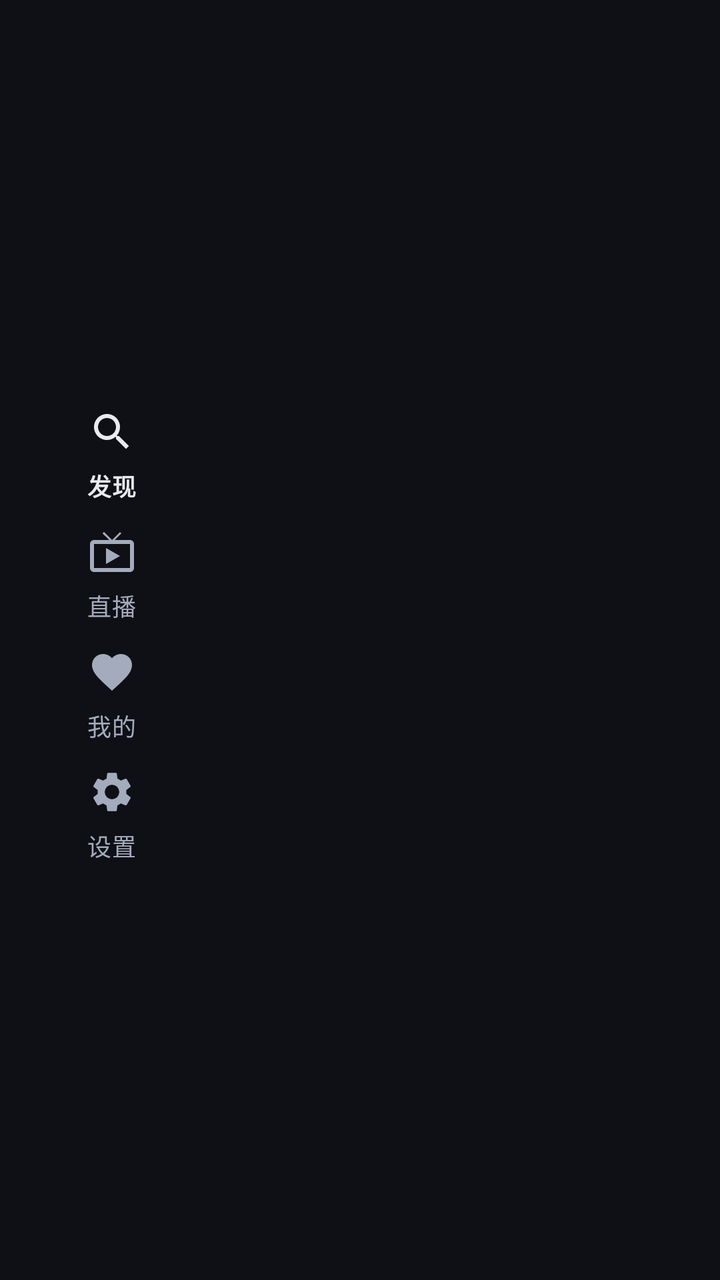
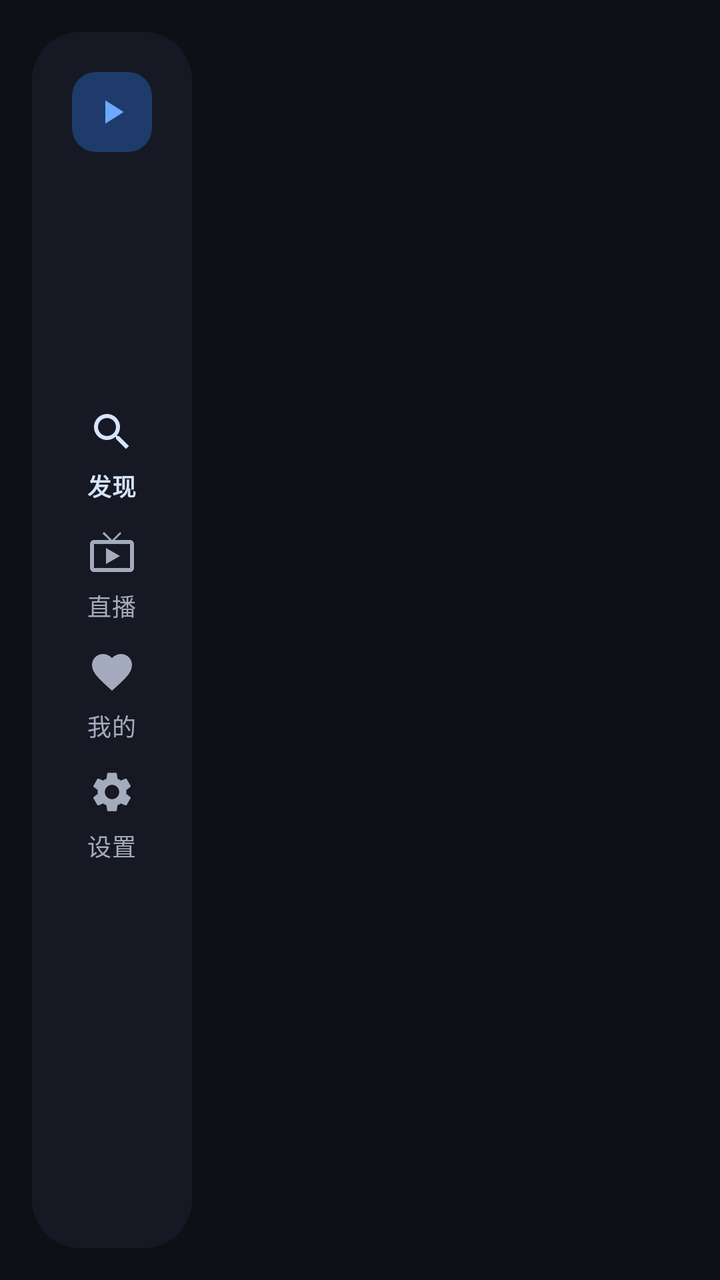

Compare the two renders of this Android layout. The source of the first and the diff that turns it into the second are given below.
<!-- AndroidManifest.xml: application theme Theme.TvPlayer -->
<!-- res/layout/activity_main_tv.xml -->
<?xml version="1.0" encoding="utf-8"?>
<LinearLayout xmlns:android="http://schemas.android.com/apk/res/android"
    xmlns:app="http://schemas.android.com/apk/res-auto"
    android:layout_width="match_parent"
    android:layout_height="match_parent"
    android:background="@color/bg"
    android:orientation="horizontal"
    android:paddingStart="16dp"
    android:paddingTop="16dp"
    android:paddingEnd="24dp"
    android:paddingBottom="16dp">

    <com.google.android.material.navigationrail.NavigationRailView
        android:id="@+id/nav"
        android:layout_width="wrap_content"
        android:layout_height="match_parent"
        android:background="@color/bg"
        app:labelVisibilityMode="labeled"
        app:menu="@menu/menu_nav"
        app:menuGravity="center" />

    <androidx.fragment.app.FragmentContainerView
        android:id="@+id/container"
        android:layout_width="0dp"
        android:layout_height="match_parent"
        android:layout_marginStart="12dp"
        android:layout_weight="1" />

</LinearLayout>
<!-- resources referenced by this layout -->
<resources>
  <color name="bg">#0E1015</color>
  <style name="Theme.TvPlayer" parent="Theme.Material3.Dark.NoActionBar">
          <item name="colorPrimary">@color/accent</item>
          <item name="colorOnPrimary">#00224D</item>
          <item name="colorPrimaryContainer">@color/accent_container</item>
          <item name="colorOnPrimaryContainer">#D6E4FF</item>
          <item name="colorSecondary">#AFC3EA</item>
          <item name="colorSecondaryContainer">@color/surface_high</item>
          <item name="colorOnSecondaryContainer">@color/on_surface</item>
          <item name="colorSurface">@color/surface</item>
          <item name="colorOnSurface">@color/on_surface</item>
          <item name="colorSurfaceVariant">@color/surface_variant</item>
          <item name="colorOnSurfaceVariant">@color/on_surface_variant</item>
          <item name="colorOutline">@color/outline</item>
          <item name="colorOutlineVariant">@color/outline</item>
          <item name="android:colorBackground">@color/bg</item>
          <item name="android:windowBackground">@color/bg</item>
          <item name="android:statusBarColor">@android:color/transparent</item>
          <item name="android:navigationBarColor">@color/surface</item>
          <item name="android:windowLightStatusBar">false</item>
          <item name="bottomNavigationStyle">@style/Widget.TvPlayer.Nav</item>
          <item name="chipStyle">@style/Widget.TvPlayer.Chip</item>
      </style>
  <color name="accent">#6EA8FF</color>
  <color name="accent_container">#1E3B6B</color>
  <color name="surface_high">#1F2330</color>
  <color name="on_surface">#E8EAF0</color>
  <color name="surface">#161923</color>
  <color name="surface_variant">#232837</color>
  <color name="on_surface_variant">#A4ABBD</color>
  <color name="outline">#363C50</color>
  <!-- unchanged entries left out for length: 3 -->
</resources>

<!-- the commit's change to res/layout/activity_main_tv.xml (unified diff, before → after) -->
@@ -14,7 +14,8 @@
         android:id="@+id/nav"
         android:layout_width="wrap_content"
         android:layout_height="match_parent"
-        android:background="@color/bg"
+        android:background="@drawable/bg_nav_panel"
+        app:headerLayout="@layout/nav_header"
         app:labelVisibilityMode="labeled"
         app:menu="@menu/menu_nav"
         app:menuGravity="center" />
@@ -27,3 +28,23 @@
         android:layout_weight="1" />
 
 </LinearLayout>
+<!-- res/layout/nav_header.xml (included above) -->
+<?xml version="1.0" encoding="utf-8"?>
+<FrameLayout xmlns:android="http://schemas.android.com/apk/res/android"
+    android:layout_width="match_parent"
+    android:layout_height="wrap_content"
+    android:paddingTop="12dp"
+    android:paddingBottom="8dp">
+
+    <ImageView
+        android:layout_width="40dp"
+        android:layout_height="40dp"
+        android:layout_gravity="center_horizontal"
+        android:background="@drawable/bg_nav_mark"
+        android:contentDescription="@string/app_name"
+        android:padding="10dp"
+        android:src="@drawable/ic_play_small"
+        app:tint="@color/accent"
+        xmlns:app="http://schemas.android.com/apk/res-auto" />
+
+</FrameLayout>
<!-- resource entries referenced after the edit -->
@@ -1,6 +1,31 @@
 <!-- resources referenced by this layout -->
 <resources>
   <color name="bg">#0E1015</color>
+  <!-- drawable bg_nav_mark (drawable) -->
+  <?xml version="1.0" encoding="utf-8"?>
+  <shape xmlns:android="http://schemas.android.com/apk/res/android">
+      <solid android:color="@color/accent_container" />
+      <corners android:radius="12dp" />
+  </shape>
+  <!-- drawable bg_nav_panel (drawable) -->
+  <?xml version="1.0" encoding="utf-8"?>
+  <shape xmlns:android="http://schemas.android.com/apk/res/android">
+      <solid android:color="@color/surface" />
+      <corners android:radius="24dp" />
+  </shape>
+  <!-- drawable ic_play_small (drawable) -->
+  <?xml version="1.0" encoding="utf-8"?>
+  <vector xmlns:android="http://schemas.android.com/apk/res/android"
+      android:width="24dp"
+      android:height="24dp"
+      android:viewportWidth="24"
+      android:viewportHeight="24"
+      android:tint="?attr/colorControlNormal">
+      <path
+          android:fillColor="#FF000000"
+          android:pathData="M8,5v14l11,-7z" />
+  </vector>
+  <string name="app_name">TV Player</string>
   <style name="Theme.TvPlayer" parent="Theme.Material3.Dark.NoActionBar">
           <item name="colorPrimary">@color/accent</item>
           <item name="colorOnPrimary">#00224D</item>
@@ -21,7 +46,9 @@
           <item name="android:navigationBarColor">@color/surface</item>
           <item name="android:windowLightStatusBar">false</item>
           <item name="bottomNavigationStyle">@style/Widget.TvPlayer.Nav</item>
+          <item name="navigationRailStyle">@style/Widget.TvPlayer.NavRail</item>
           <item name="chipStyle">@style/Widget.TvPlayer.Chip</item>
+          <item name="android:windowAnimationStyle">@style/Animation.TvPlayer.Page</item>
       </style>
   <color name="accent">#6EA8FF</color>
   <color name="accent_container">#1E3B6B</color>
@@ -31,6 +58,22 @@
   <color name="surface_variant">#232837</color>
   <color name="on_surface_variant">#A4ABBD</color>
   <color name="outline">#363C50</color>
+  <style name="Widget.TvPlayer.NavRail" parent="Widget.Material3.NavigationRailView">
+          <item name="backgroundTint">@color/surface</item>
+          <item name="itemActiveIndicatorStyle">@style/Widget.TvPlayer.NavRailIndicator</item>
+          <item name="itemIconTint">@color/nav_item</item>
+          <item name="itemTextColor">@color/nav_item</item>
+          <item name="elevation">0dp</item>
+      </style>
+  <style name="Animation.TvPlayer.Page" parent="@android:style/Animation.Activity">
+          <item name="android:activityOpenEnterAnimation">@anim/page_enter</item>
+          <item name="android:activityOpenExitAnimation">@anim/page_stay</item>
+          <item name="android:activityCloseEnterAnimation">@anim/page_stay</item>
+          <item name="android:activityCloseExitAnimation">@anim/page_exit</item>
+      </style>
+  <style name="Widget.TvPlayer.NavRailIndicator" parent="Widget.Material3.NavigationRailView.ActiveIndicator">
+          <item name="android:color">@color/accent_container</item>
+      </style>
   <!-- unchanged entries left out for length: 3 -->
 </resources>
 
